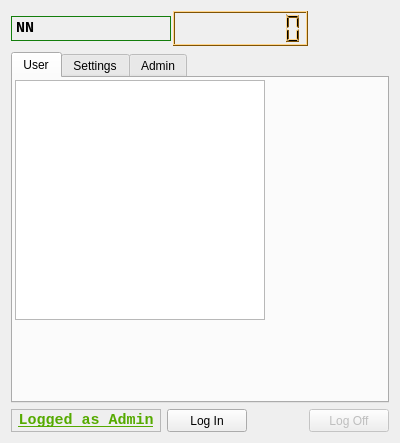
Above: timeguardgui/timeguard.ui from byebye/TimeGuard before the change. Below: the same form after it.
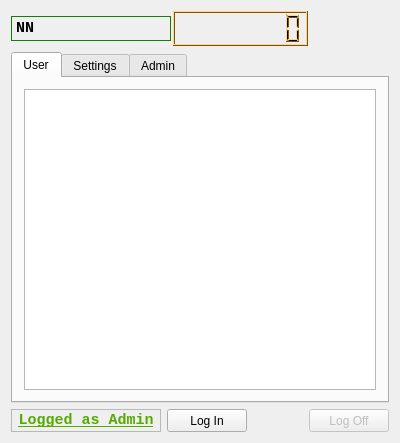
That is the form after the change. The open tabs and pages were chosen to show the change. Icons and pictures are not drawn. Custom widgets are drawn as their Qt base class.

Patch:
```diff
--- a/timeguardgui/timeguard.ui
+++ b/timeguardgui/timeguard.ui
@@ -1037,16 +1037,11 @@
        <attribute name="title">
         <string>User</string>
        </attribute>
-       <widget class="QTextBrowser" name="logBrowser">
-        <property name="geometry">
-         <rect>
-          <x>2</x>
-          <y>2</y>
-          <width>250</width>
-          <height>240</height>
-         </rect>
-        </property>
-       </widget>
+       <layout class="QVBoxLayout" name="verticalLayout_10">
+        <item>
+         <widget class="QTextBrowser" name="logBrowser"/>
+        </item>
+       </layout>
       </widget>
       <widget class="QWidget" name="settingsTab">
        <attribute name="title">
```
Left out of the diff: 3 changed lines with no effect on the pictures.
